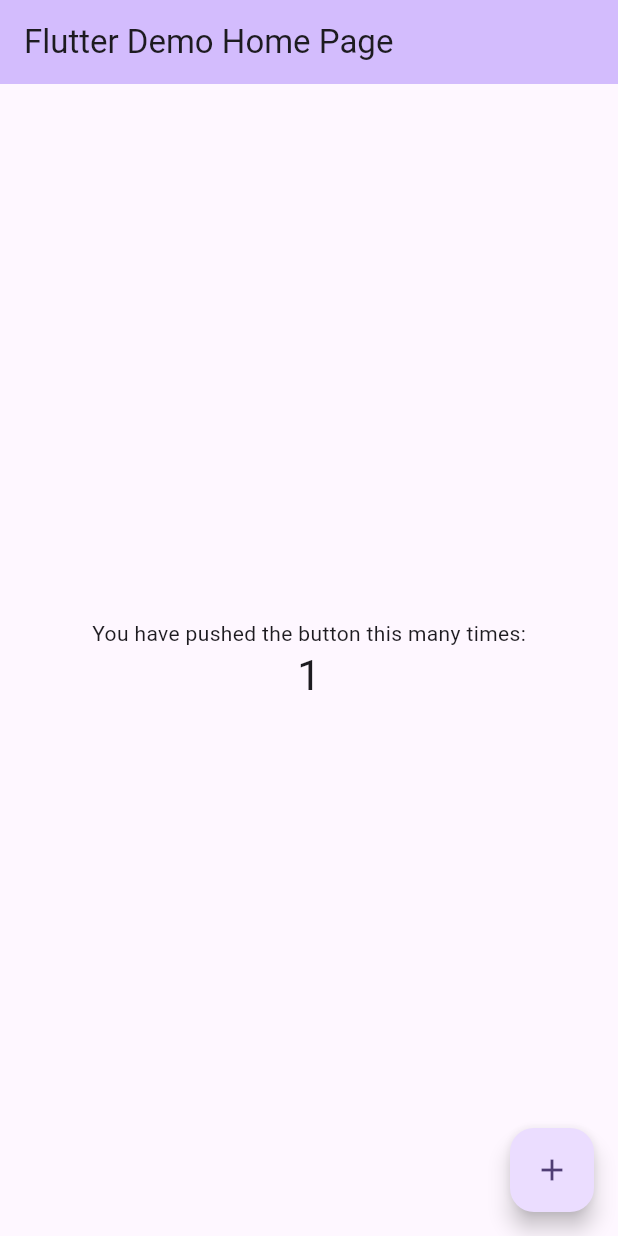
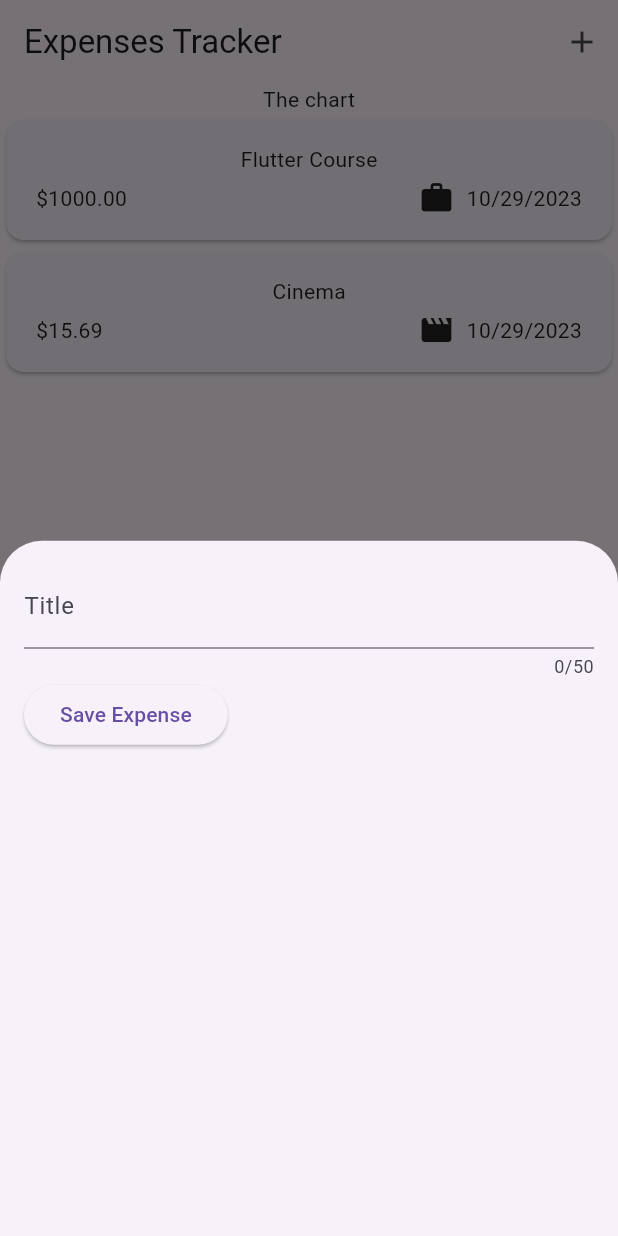
Before and after one commit to rizqikqkq/exercise_expenses_tracker, a Flutter app: the screen it shows after launch, after a tap on the "add" icon, on a phone screen of 412 x 824 dp. Run offline on Flutter 3.47's test engine with Material 2 defaults, Android fonts, the phone set to English and light mode, and no system bars.

Commit message:
add_new_item

```diff
--- /dev/null
+++ b/lib/expense.dart
@@ -0,0 +1,36 @@
+
+import 'package:flutter/material.dart';
+import 'package:intl/intl.dart';
+import 'package:uuid/uuid.dart';
+
+final formatter = DateFormat.yMd();
+
+const uuid = Uuid();
+
+enum Category {food, travael, leisure, work}
+
+const categoryIcons = {
+  Category.food: Icons.lunch_dining,
+  Category.travael: Icons.flight_takeoff,
+  Category.leisure: Icons.movie,
+  Category.work: Icons.work
+};
+
+class Expense {
+  Expense({
+    required this.title,
+    required this.amount,
+    required this.createdAt,
+    required this.category,
+  }) : id = uuid.v4();
+
+  final String id;
+  final String title;
+  final double amount;
+  final DateTime createdAt;
+  final Category category;
+
+  get formattedDate {
+    return formatter.format(createdAt);
+  }
+}
--- a/lib/expenses.dart
+++ b/lib/expenses.dart
@@ -0,0 +1,59 @@
+import 'package:expenses_tracker/expense.dart';
+import 'package:expenses_tracker/widgets/expense_list.dart';
+import 'package:expenses_tracker/widgets/new_expense.dart';
+import 'package:flutter/material.dart';
+
+class Expenses extends StatefulWidget {
+  const Expenses({super.key});
+
+  @override
+  State<Expenses> createState() {
+    return _ExpensesState();
+  }
+}
+
+class _ExpensesState extends State<Expenses> {
+  final List<Expense> _regExpeses = [
+    Expense(
+      title: 'Flutter Course',
+      amount: 1000,
+      createdAt: DateTime.now(),
+      category: Category.work,
+    ),
+    Expense(
+      title: 'Cinema',
+      amount: 15.69,
+      createdAt: DateTime.now(),
+      category: Category.leisure,
+    ),
+  ];
+
+  void _openAddExpensesOverlay() {
+    showModalBottomSheet(context: context, builder: (ctx) => NewExpense());
+  }
+
+  @override
+  Widget build(BuildContext context) {
+    return Scaffold(
+      appBar: AppBar(
+        title: const Text('Expenses Tracker'),
+        actions: [
+          IconButton(
+            onPressed: _openAddExpensesOverlay,
+            icon: const Icon(Icons.add),
+          ),
+        ],
+      ),
+      body: Column(
+        children: [
+          const Text('The chart'),
+          Expanded(
+            child: ExpensesList(
+              expenses: _regExpeses,
+            ),
+          ),
+        ],
+      ),
+    );
+  }
+}
--- a/lib/main.dart
+++ b/lib/main.dart
@@ -1,125 +1,11 @@
+import 'package:expenses_tracker/expenses.dart';
 import 'package:flutter/material.dart';
 
 void main() {
-  runApp(const MyApp());
+  runApp(
+    MaterialApp(
+      theme: ThemeData(useMaterial3: true),
+      home: Expenses(),
+    ),
+  );
 }
-
-class MyApp extends StatelessWidget {
-  const MyApp({super.key});
-
-  // This widget is the root of your application.
-  @override
-  Widget build(BuildContext context) {
-    return MaterialApp(
-      title: 'Flutter Demo',
-      theme: ThemeData(
-        // This is the theme of your application.
-        //
-        // TRY THIS: Try running your application with "flutter run". You'll see
-        // the application has a blue toolbar. Then, without quitting the app,
-        // try changing the seedColor in the colorScheme below to Colors.green
-        // and then invoke "hot reload" (save your changes or press the "hot
-        // reload" button in a Flutter-supported IDE, or press "r" if you used
-        // the command line to start the app).
-        //
-        // Notice that the counter didn't reset back to zero; the application
-        // state is not lost during the reload. To reset the state, use hot
-        // restart instead.
-        //
-        // This works for code too, not just values: Most code changes can be
-        // tested with just a hot reload.
-        colorScheme: ColorScheme.fromSeed(seedColor: Colors.deepPurple),
-        useMaterial3: true,
-      ),
-      home: const MyHomePage(title: 'Flutter Demo Home Page'),
-    );
-  }
-}
-
-class MyHomePage extends StatefulWidget {
-  const MyHomePage({super.key, required this.title});
-
-  // This widget is the home page of your application. It is stateful, meaning
-  // that it has a State object (defined below) that contains fields that affect
-  // how it looks.
-
-  // This class is the configuration for the state. It holds the values (in this
-  // case the title) provided by the parent (in this case the App widget) and
-  // used by the build method of the State. Fields in a Widget subclass are
-  // always marked "final".
-
-  final String title;
-
-  @override
-  State<MyHomePage> createState() => _MyHomePageState();
-}
-
-class _MyHomePageState extends State<MyHomePage> {
-  int _counter = 0;
-
-  void _incrementCounter() {
-    setState(() {
-      // This call to setState tells the Flutter framework that something has
-      // changed in this State, which causes it to rerun the build method below
-      // so that the display can reflect the updated values. If we changed
-      // _counter without calling setState(), then the build method would not be
-      // called again, and so nothing would appear to happen.
-      _counter++;
-    });
-  }
-
-  @override
-  Widget build(BuildContext context) {
-    // This method is rerun every time setState is called, for instance as done
-    // by the _incrementCounter method above.
-    //
-    // The Flutter framework has been optimized to make rerunning build methods
-    // fast, so that you can just rebuild anything that needs updating rather
-    // than having to individually change instances of widgets.
-    return Scaffold(
-      appBar: AppBar(
-        // TRY THIS: Try changing the color here to a specific color (to
-        // Colors.amber, perhaps?) and trigger a hot reload to see the AppBar
-        // change color while the other colors stay the same.
-        backgroundColor: Theme.of(context).colorScheme.inversePrimary,
-        // Here we take the value from the MyHomePage object that was created by
-        // the App.build method, and use it to set our appbar title.
-        title: Text(widget.title),
-      ),
-      body: Center(
-        // Center is a layout widget. It takes a single child and positions it
-        // in the middle of the parent.
-        child: Column(
-          // Column is also a layout widget. It takes a list of children and
-          // arranges them vertically. By default, it sizes itself to fit its
-          // children horizontally, and tries to be as tall as its parent.
-          //
-          // Column has various properties to control how it sizes itself and
-          // how it positions its children. Here we use mainAxisAlignment to
-          // center the children vertically; the main axis here is the vertical
-          // axis because Columns are vertical (the cross axis would be
-          // horizontal).
-          //
-          // TRY THIS: Invoke "debug painting" (choose the "Toggle Debug Paint"
-          // action in the IDE, or press "p" in the console), to see the
-          // wireframe for each widget.
-          mainAxisAlignment: MainAxisAlignment.center,
-          children: <Widget>[
-            const Text(
-              'You have pushed the button this many times:',
-            ),
-            Text(
-              '$_counter',
-              style: Theme.of(context).textTheme.headlineMedium,
-            ),
-          ],
-        ),
-      ),
-      floatingActionButton: FloatingActionButton(
-        onPressed: _incrementCounter,
-        tooltip: 'Increment',
-        child: const Icon(Icons.add),
-      ), // This trailing comma makes auto-formatting nicer for build methods.
-    );
-  }
-}
--- /dev/null
+++ b/lib/widgets/expense_item.dart
@@ -0,0 +1,47 @@
+import 'package:expenses_tracker/expense.dart';
+import 'package:flutter/material.dart';
+
+class ExpenseItem extends StatelessWidget {
+  const ExpenseItem(this.expense, {super.key});
+
+  final Expense expense;
+
+  @override
+  Widget build(BuildContext context) {
+    return Card(
+      child: Padding(
+        padding: const EdgeInsets.symmetric(
+          horizontal: 20,
+          vertical: 16,
+        ),
+        child: Column(
+          children: [
+            Text(expense.title),
+            const SizedBox(height: 4),
+            Row(
+              children: [
+                Text(
+                  '\$${expense.amount.toStringAsFixed(2)}',
+                ),
+                const Spacer(),
+                Row(
+                  children: [
+                    Icon(
+                      categoryIcons[expense.category],
+                    ),
+                    const SizedBox(
+                      width: 8,
+                    ),
+                    Text(
+                      expense.formattedDate,
+                    ),
+                  ],
+                )
+              ],
+            )
+          ],
+        ),
+      ),
+    );
+  }
+}
--- /dev/null
+++ b/lib/widgets/expense_list.dart
@@ -0,0 +1,22 @@
+import 'package:expenses_tracker/expense.dart';
+import 'package:expenses_tracker/widgets/expense_item.dart';
+import 'package:flutter/material.dart';
+
+class ExpensesList extends StatelessWidget {
+  const ExpensesList({
+    super.key,
+    required this.expenses,
+  });
+
+  final List<Expense> expenses;
+
+  @override
+  Widget build(BuildContext context) {
+    return ListView.builder(
+      itemCount: expenses.length,
+      itemBuilder: (ctx, index) => ExpenseItem(
+        expenses[index],
+      ),
+    );
+  }
+}
--- /dev/null
+++ b/lib/widgets/new_expense.dart
@@ -0,0 +1,44 @@
+import 'package:flutter/material.dart';
+
+class NewExpense extends StatefulWidget {
+  @override
+  State<StatefulWidget> createState() {
+    return _NewExpenseState();
+  }
+}
+
+class _NewExpenseState extends State<NewExpense> {
+  final _titleController = TextEditingController();
+
+  @override
+  void dispose() {
+    _titleController.dispose();
+    super.dispose();
+  }
+
+  @override
+  Widget build(BuildContext context) {
+    return Padding(
+      padding: const EdgeInsets.all(16),
+      child: Column(
+        children: [
+          TextField(
+            maxLength: 50,
+            controller: _titleController,
+            decoration: const InputDecoration(
+              label: Text('Title'),
+            ),
+          ),
+          Row(
+            children: [
+              ElevatedButton(
+                onPressed: () {print(_titleController.text);},
+                child: const Text('Save Expense'),
+              ),
+            ],
+          )
+        ],
+      ),
+    );
+  }
+}
--- a/pubspec.yaml
+++ b/pubspec.yaml
@@ -35,6 +35,8 @@ dependencies:
   # The following adds the Cupertino Icons font to your application.
   # Use with the CupertinoIcons class for iOS style icons.
   cupertino_icons: ^1.0.2
+  uuid: ^4.1.0
+  intl: ^0.18.1
 
 dev_dependencies:
   flutter_test:
```
Also changed, not shown: pubspec.lock.
